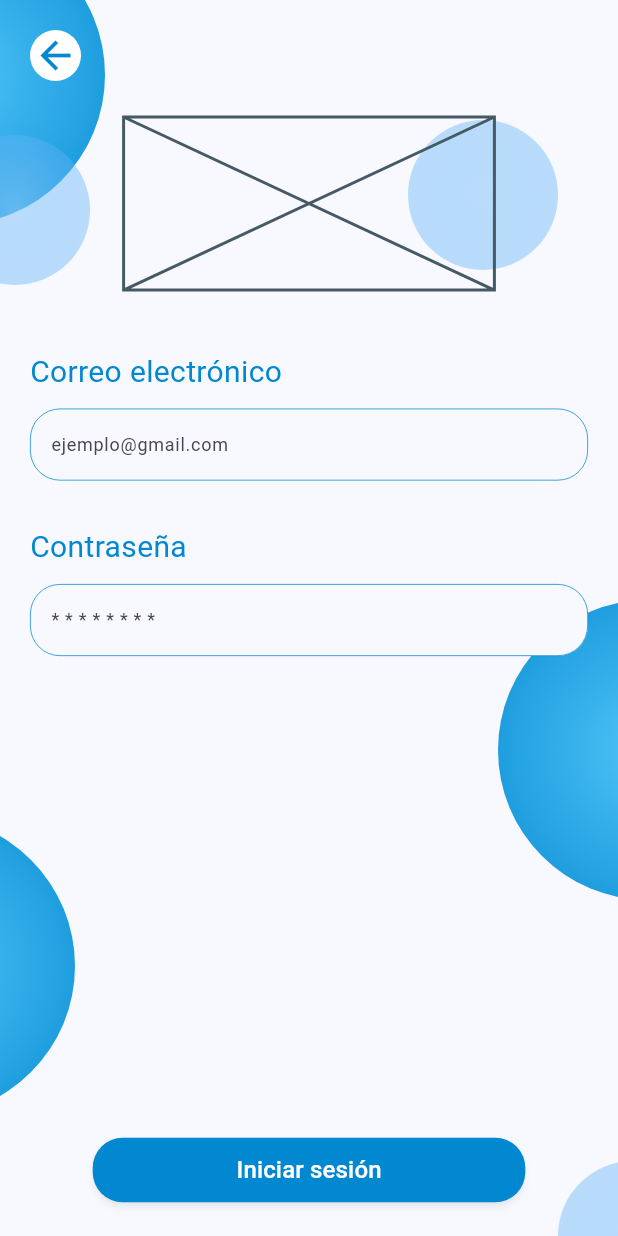
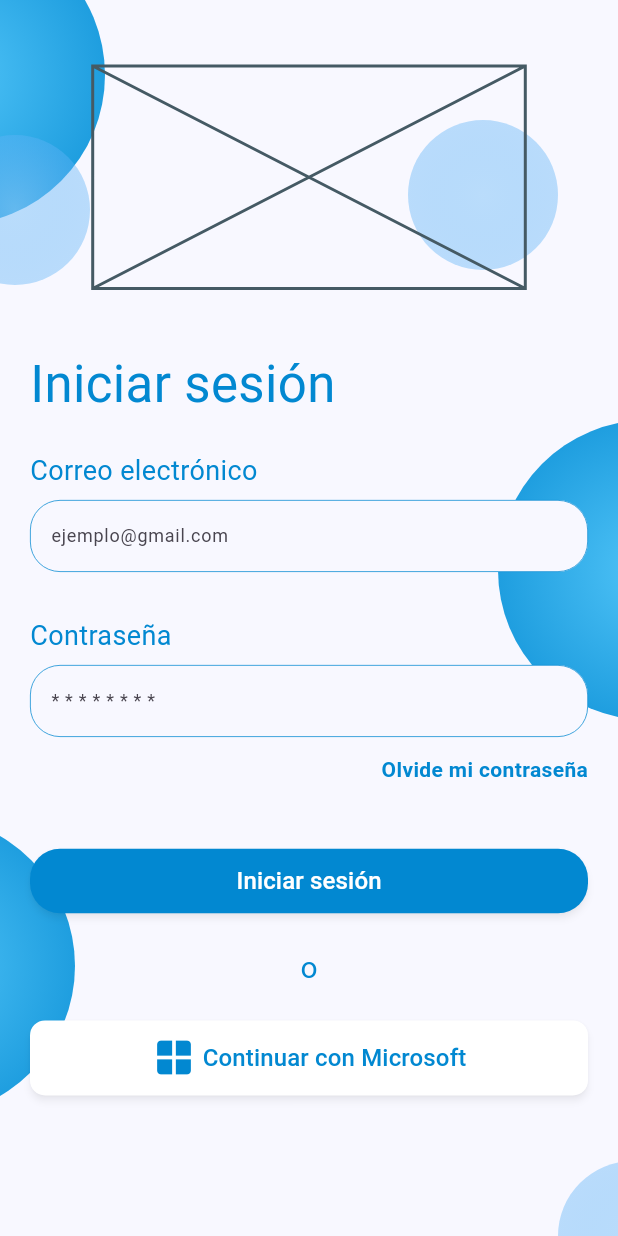
Before and after one commit to rescobar-bit/atreus, a Flutter app: the screen it shows after launch, on a phone screen of 412 x 824 dp. Run offline on Flutter 3.47's test engine with Material 3 defaults, Android fonts, the phone set to English and light mode, and no system bars; our stand-ins replace firebase_auth, firebase_core, go_router; accounts and stored records are empty.

Commit message:
Rediseño de login

```diff
--- a/lib/routes/app_routes.dart
+++ b/lib/routes/app_routes.dart
@@ -1,5 +1,4 @@
-import 'package:atreus/screens/auth/credentials_login_screen.dart';
-import 'package:atreus/screens/auth/login_method_screen.dart';
+import 'package:atreus/screens/auth/login_screen.dart';
 import 'package:atreus/screens/auth/microsoft_login_screen.dart';
 import 'package:flutter/material.dart';
 import 'package:go_router/go_router.dart';
@@ -9,13 +8,8 @@ class AppRoutes {
     List<RouteBase> routes = [
       GoRoute(
         path: '/',
-        builder: (context, state) => const LoginMethodScreen(),
+        builder: (context, state) => const LoginScreen(),
         routes: [
-          GoRoute(
-            path: CredentialsLoginScreen.routeName,
-            name: CredentialsLoginScreen.routeName,
-            builder: (context, state) => const CredentialsLoginScreen(),
-          ),
           GoRoute(
             path: MicrosoftLoginScreen.routeName,
             name: MicrosoftLoginScreen.routeName,
@@ -29,7 +23,7 @@ class AppRoutes {
       routes: routes,
       navigatorKey: navigatorKey,
       redirect: (context, state) {
-        return "/${CredentialsLoginScreen.routeName}";
+        return null;
       },
     );
   }
--- a/lib/screens/auth/credentials_login_screen.dart
+++ b/lib/screens/auth/login_screen.dart
@@ -3,15 +3,15 @@ import 'package:atreus/widgets/ui/small_sphere.dart';
 import 'package:firebase_auth/firebase_auth.dart';
 import 'package:flutter/material.dart';
 
-class CredentialsLoginScreen extends StatefulWidget {
-  const CredentialsLoginScreen({super.key});
+class LoginScreen extends StatefulWidget {
+  const LoginScreen({super.key});
   static const String routeName = 'credentials-login';
 
   @override
-  State<CredentialsLoginScreen> createState() => _CredentialsLoginScreenState();
+  State<LoginScreen> createState() => _LoginScreenState();
 }
 
-class _CredentialsLoginScreenState extends State<CredentialsLoginScreen> {
+class _LoginScreenState extends State<LoginScreen> {
   final FirebaseAuth _auth = FirebaseAuth.instance;
   final TextEditingController _emailController = TextEditingController();
   final TextEditingController _passwordController = TextEditingController();
@@ -59,7 +59,7 @@ class _CredentialsLoginScreenState extends State<CredentialsLoginScreen> {
         child: Stack(
           children: [
             const Positioned(top: -50,left: -130,child: LargeSphere(),),
-            const Positioned(top: 400,right: -120,child: LargeSphere(),),
+            const Positioned(top: 280,right: -120,child: LargeSphere(),),
             const Positioned(bottom: 80,left: -150,child: LargeSphere(),),
             const Positioned(top: 90,left: -40,child: SmallSphere(),),
             const Positioned(top: 80,right: 40,child: SmallSphere(),),
@@ -74,35 +74,33 @@ class _CredentialsLoginScreenState extends State<CredentialsLoginScreen> {
                     child: Column(
                       crossAxisAlignment: CrossAxisAlignment.start,
                       children: [
-                        InkWell(
-                          onTap: () => Navigator.pop(context),
-                          child: Container(
-                            padding: const EdgeInsets.all(2),
-                            decoration: const BoxDecoration(
-                              shape: BoxShape.circle,
-                              color: Colors.white,
-                            ),
-                            child: Icon(Icons.arrow_back, color: Colors.lightBlue.shade700, size: 30,),
-                          ),
-                        ),
                         const SizedBox(height: 24,),
                         Center(
                           child: SizedBox(
-                            width: size.width * .6,
-                            height: size.height * .14,
+                            width: size.width * .7,
+                            height: size.height * .18,
                             child: const Placeholder(),
                           ),
                         ),
                         const SizedBox(height: 40,),
                         Text(
-                          'Correo electrónico',
+                          'Iniciar sesión',
                           style: TextStyle(
-                            fontSize: 20,
+                            fontSize: 34,
                             fontWeight: FontWeight.w400,
                             color: Colors.lightBlue.shade700,
                           ),
                         ),
-                        const SizedBox(height: 10,),
+                        const SizedBox(height: 20,),
+                        Text(
+                          'Correo electrónico',
+                          style: TextStyle(
+                            fontSize: 18,
+                            fontWeight: FontWeight.w400,
+                            color: Colors.lightBlue.shade700,
+                          ),
+                        ),
+                        const SizedBox(height: 6,),
                         TextField(
                           controller: _emailController,
                           style: const TextStyle(fontSize: 12),
@@ -131,12 +129,12 @@ class _CredentialsLoginScreenState extends State<CredentialsLoginScreen> {
                         Text(
                           'Contraseña',
                           style: TextStyle(
-                            fontSize: 20,
+                            fontSize: 18,
                             fontWeight: FontWeight.w400,
                             color: Colors.lightBlue.shade700,
                           ),
                         ),
-                        const SizedBox(height: 10,),
+                        const SizedBox(height: 6,),
                         TextField(
                           obscureText: true,
                           controller: _passwordController,
@@ -162,12 +160,21 @@ class _CredentialsLoginScreenState extends State<CredentialsLoginScreen> {
                             hintText: '* * * * * * * *',
                           ),
                         ),
-                      ],
+                        const SizedBox(height: 12,),
+                        Align(
+                          alignment: Alignment.bottomRight,
+                          child: Text(
+                            'Olvide mi contraseña',
+                            style: TextStyle(
+                              fontSize: 14,
+                              color: Colors.lightBlue.shade700,
+                              fontWeight: FontWeight.w600
                             ),
                           ),
-                  Container(
-                    margin: const EdgeInsets.only(bottom: 20),
-                    width: size.width * .7,
+                        ),
+                        const SizedBox(height: 40,),
+                        SizedBox(
+                          width: size.width,
                           child: ElevatedButton(
                             onPressed: login,
                             style: ElevatedButton.styleFrom(
@@ -185,6 +192,41 @@ class _CredentialsLoginScreenState extends State<CredentialsLoginScreen> {
                             ),
                           ),
                         ),
+                        const SizedBox(height: 20,),
+                        Center(
+                          child: Text('o', style: TextStyle(fontSize: 20, color: Colors.lightBlue.shade700),)
+                        ),
+                        const SizedBox(height: 20,),
+                        ElevatedButton(
+                          onPressed: () => (),
+                          style: ElevatedButton.styleFrom(
+                            padding: const EdgeInsets.symmetric(vertical: 10),
+                            backgroundColor: Colors.white,
+                            shape: RoundedRectangleBorder(
+                              borderRadius: BorderRadius.circular(10),
+                            ),
+                            elevation: 2,
+                            shadowColor: Colors.black.withOpacity(0.3),
+                          ),
+                          child: Row(
+                            mainAxisAlignment: MainAxisAlignment.center,
+                            children: [
+                              Icon(
+                                Icons.window_rounded,
+                                size: 30,
+                                color: Colors.lightBlue.shade700,
+                              ),
+                              const SizedBox(width: 4),
+                              Text(
+                                'Continuar con Microsoft',
+                                style: TextStyle(fontSize: 16, color: Colors.lightBlue.shade700),
+                              ),
+                            ],
+                          ),
+                        ),
+                      ],
+                    ),
+                  ),
                 ],
               )
             )
```
Also changed, not shown: lib/screens/auth/login_method_screen.dart (deleted, +0 -115 lines). Lines whose indentation alone changed are shown as unchanged.
